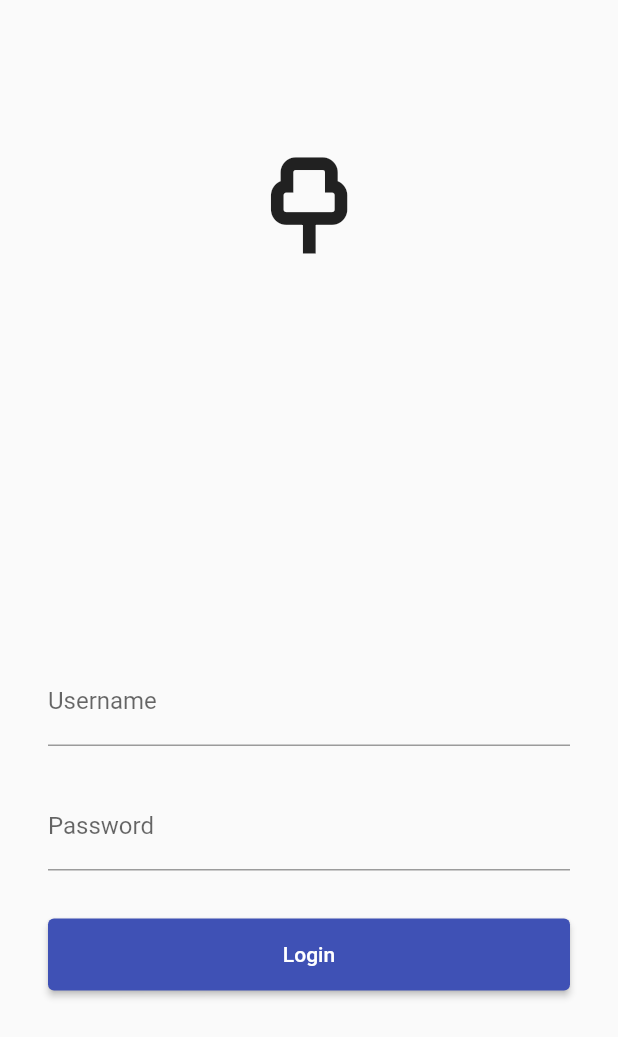
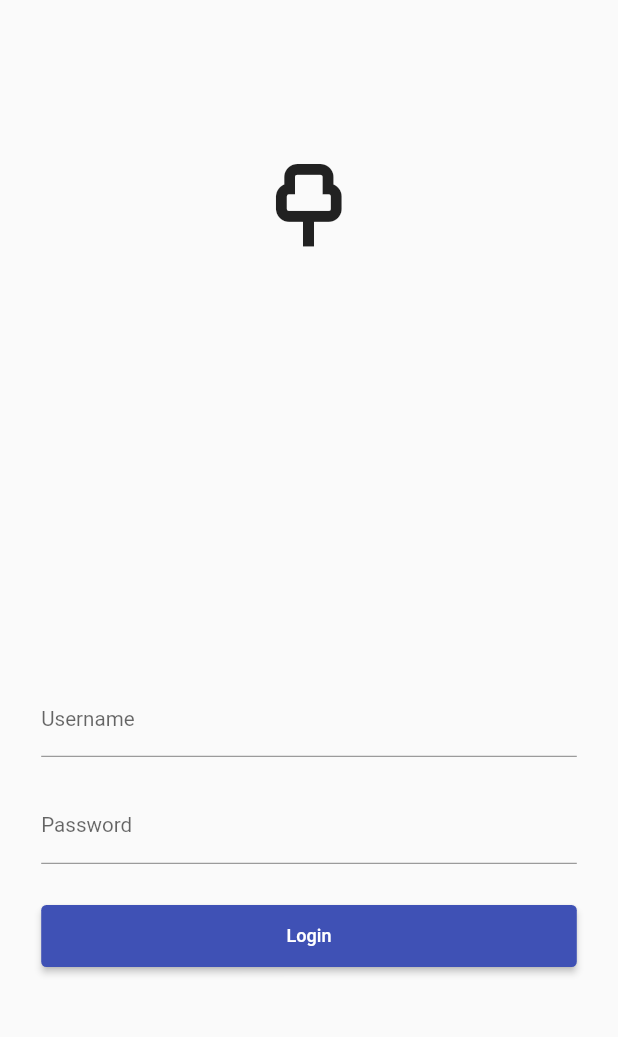
Before and after one commit to fdl-mc/fdl-mobile, a Flutter app: the screen it shows after launch, on a phone screen of 412 x 824 dp. Shown: the top 1037 px of the screen. Run offline on Flutter 3.47's test engine with Material 2 defaults, Android fonts, the phone set to English and light mode, and no system bars; our stand-ins replace adaptive_theme, dropdown_search, firebase_auth, firebase_core, flutter_riverpod, flutter_settings_screens and 2 more; missing offline and left inert: fdl_api; accounts and stored records are empty.

Commit message:
chore: Add a little responsivity

```diff
--- a/lib/main.dart
+++ b/lib/main.dart
@@ -4,6 +4,7 @@ import 'package:firebase_core/firebase_core.dart';
 import 'package:flutter/material.dart';
 import 'package:flutter_riverpod/flutter_riverpod.dart';
 import 'package:flutter_settings_screens/flutter_settings_screens.dart';
+import 'package:responsive_framework/responsive_framework.dart';
 import 'package:routemaster/routemaster.dart';
 
 Future<void> main() async {
@@ -43,6 +44,18 @@ class App extends ConsumerWidget {
           routeInformationParser: context.read(routerParserProvider),
           routerDelegate: watch(routerDelegateProvider),
           debugShowCheckedModeBanner: false,
+          builder: (context, child) => ResponsiveWrapper.builder(
+            child,
+            maxWidth: 1200,
+            minWidth: 480,
+            defaultScale: true,
+            breakpoints: const [
+              ResponsiveBreakpoint.resize(480, name: MOBILE),
+              ResponsiveBreakpoint.autoScale(800, name: TABLET),
+              ResponsiveBreakpoint.resize(1000, name: DESKTOP),
+            ],
+            background: Container(color: const Color(0xFFF5F5F5)),
+          ),
         );
       },
     );
--- a/pubspec.yaml
+++ b/pubspec.yaml
@@ -24,6 +24,7 @@ dependencies:
     dropdown_search: ^2.0.0
     flutter_settings_screens: 0.3.2-null-safety
     url_launcher: ^6.0.12
+    responsive_framework: ^0.1.5
 
 dev_dependencies:
     flutter_test:
```
Also changed, not shown: pubspec.lock.
